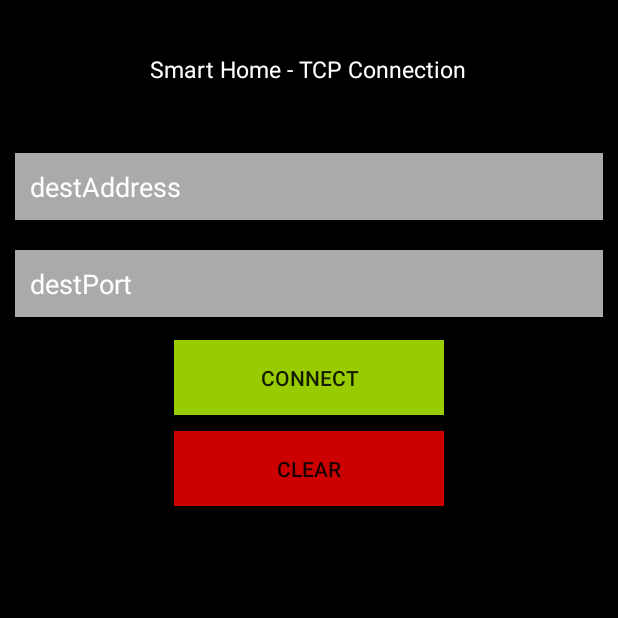
After one commit to beckju/gitVAProject, an Android app: the TcpSignal screen opened directly, with no data from a screen before it, on a phone screen of 412 x 824 dp, the top half of it. The commit adds this screen. Run offline under Robolectric (Android 15) with nearby library versions, the phone set to English and light mode, and no system bars.

Commit message:
Design Änderungen Activity door signal und erstellen TCP class

```diff
--- a/VAProjektSS2015/app/build.gradle
+++ b/VAProjektSS2015/app/build.gradle
@@ -1,12 +1,12 @@
 apply plugin: 'com.android.application'
 
 android {
-    compileSdkVersion 21
-    buildToolsVersion "21.1.2"
+    compileSdkVersion 19
+    buildToolsVersion '19.1.0'
 
     defaultConfig {
         applicationId "com.example.beckju.vaprojektss2015"
-        minSdkVersion 17
+        minSdkVersion 7 //17
         targetSdkVersion 21
         versionCode 1
         versionName "1.0"
--- /dev/null
+++ b/VAProjektSS2015/app/src/main/res/layout/tcpsignal_layout.xml
@@ -0,0 +1,64 @@
+<?xml version="1.0" encoding="utf-8"?>
+<LinearLayout xmlns:android="http://schemas.android.com/apk/res/android"
+    android:orientation="vertical"
+    android:layout_width="match_parent"
+    android:layout_height="match_parent"
+    android:background="@android:color/background_dark">
+
+    <TextView
+        android:layout_width="wrap_content"
+        android:layout_height="wrap_content"
+        android:layout_gravity="center"
+        android:textSize="15dp"
+        android:padding="35dp"
+        android:textColor="@android:color/white"
+        android:text="Smart Home - TCP Connection"/>
+
+    <EditText
+        android:layout_width="match_parent"
+        android:layout_height="wrap_content"
+        android:textColorHint="@android:color/white"
+        android:background="@android:color/darker_gray"
+        android:layout_margin="10dp"
+        android:padding="10dp"
+        android:hint="destAddress"
+        android:id="@+id/TcpDestAdr"/>
+
+    <EditText
+        android:layout_width="match_parent"
+        android:layout_height="wrap_content"
+        android:textColorHint="@android:color/white"
+        android:background="@android:color/darker_gray"
+        android:layout_margin="10dp"
+        android:padding="10dp"
+        android:hint="destPort"
+        android:id="@+id/TcpDestPrt"/>
+
+    <Button
+        android:layout_width="180dp"
+        android:layout_height="wrap_content"
+        android:layout_gravity="center"
+        android:layout_margin="5dp"
+        android:padding="15dp"
+        android:text="Connect"
+        android:background="@android:color/holo_green_light"
+        android:onClick="onClickTcpConnect"
+        android:id="@+id/TcpCnctBtn"/>
+
+    <Button
+        android:layout_width="180dp"
+        android:layout_height="wrap_content"
+        android:layout_gravity="center"
+        android:layout_margin="5dp"
+        android:padding="15dp"
+        android:text="clear"
+        android:background="@android:color/holo_red_dark"
+        android:onClick="onClickTcpClear"
+        android:id="@+id/TcpClrBtn"/>
+
+    <TextView
+        android:layout_width="wrap_content"
+        android:layout_height="wrap_content"
+        android:id="@+id/TcpRespView"/>
+
+</LinearLayout>
```
Also changed, not shown: VAProjektSS2015/app/src/main/AndroidManifest.xml (+10 -0 lines), VAProjektSS2015/app/src/main/java/com/example/beckju/vaprojektss2015/CommunicationLayout.java (+5 -4 lines), VAProjektSS2015/app/src/main/java/com/example/beckju/vaprojektss2015/DoorSignalLayout.java (+58 -1 lines), VAProjektSS2015/app/src/main/java/com/example/beckju/vaprojektss2015/MainActivity.java (+17 -40 lines), VAProjektSS2015/app/src/main/java/com/example/beckju/vaprojektss2015/TcpSignal.java (added, +119 -0 lines), VAProjektSS2015/app/src/main/res/layout/doorsignallayout.xml (+24 -6 lines), VAProjektSS2015/app/src/main/res/layout/newuserlayout.xml (+11 -0 lines), VAProjektSS2015/app/src/main/res/menu/menu_main.xml (+6 -6 lines).
